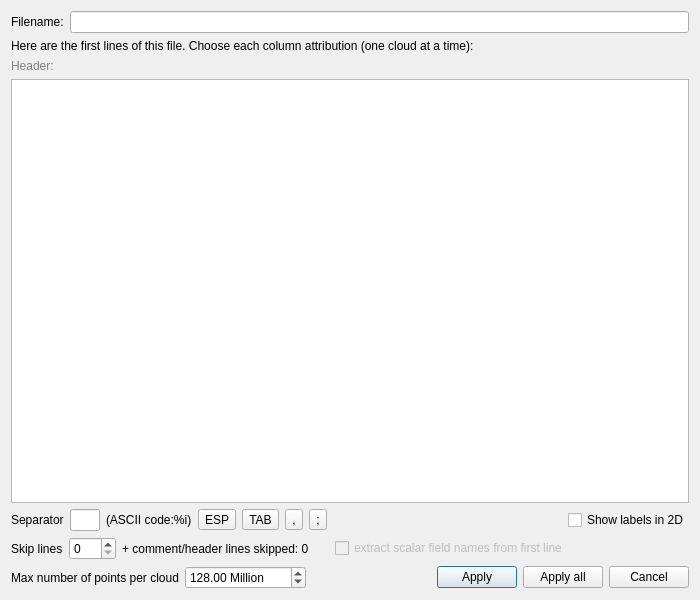
The window that libs/qCC_io/ui_templates/openAsciiFileDlg.ui (CloudCompare/CloudCompare) describes before a commit, drawn with Qt 5.
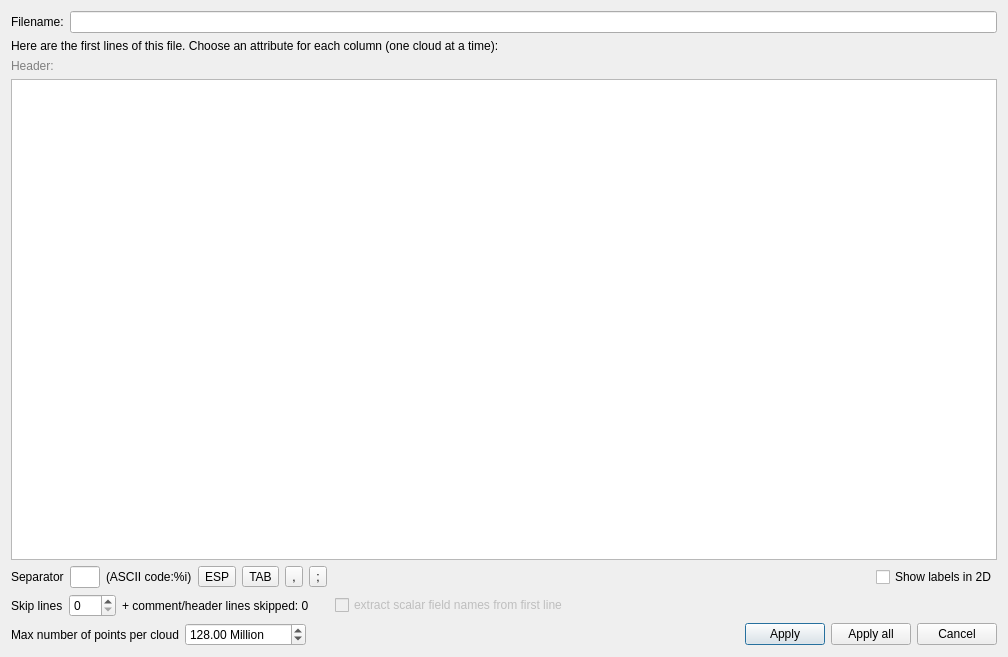
The same window after the commit.

Commit message:
Use a scroll area in the ASCII dialog to better handle a large number of columns
When there are many columns, the dialog currently has one of two issues:

- all the columns are squished together which makes it's fairly unusable
- massively wide dialog (on macOS) which would crash under Qt 5.9.x and display an unusable dialog on Qt 5.12

This fixes the problems by putting the table in a scroll area.

Addresses the crashing part of issue #801.

What changed in the file:
```diff
--- a/libs/qCC_io/ui_templates/openAsciiFileDlg.ui
+++ b/libs/qCC_io/ui_templates/openAsciiFileDlg.ui
@@ -6,12 +6,12 @@
    <rect>
     <x>0</x>
     <y>0</y>
-    <width>700</width>
-    <height>600</height>
+    <width>1008</width>
+    <height>657</height>
    </rect>
   </property>
   <property name="sizePolicy">
-   <sizepolicy hsizetype="Expanding" vsizetype="Fixed">
+   <sizepolicy hsizetype="Preferred" vsizetype="Fixed">
     <horstretch>0</horstretch>
     <verstretch>0</verstretch>
    </sizepolicy>
@@ -47,7 +47,7 @@
    <item>
     <widget class="QLabel" name="label">
      <property name="text">
-      <string>Here are the first lines of this file. Choose each column attribution (one cloud at a time):</string>
+      <string>Here are the first lines of this file. Choose an attribute for each column (one cloud at a time):</string>
      </property>
     </widget>
    </item>
@@ -62,6 +62,36 @@
     </widget>
    </item>
    <item>
+    <widget class="QScrollArea" name="scrollArea">
+     <property name="frameShape">
+      <enum>QFrame::NoFrame</enum>
+     </property>
+     <property name="widgetResizable">
+      <bool>true</bool>
+     </property>
+     <widget class="QWidget" name="scrollAreaWidgetContents">
+      <property name="geometry">
+       <rect>
+        <x>0</x>
+        <y>0</y>
+        <width>984</width>
+        <height>430</height>
+       </rect>
+      </property>
+      <layout class="QVBoxLayout" name="verticalLayout_2">
+       <property name="leftMargin">
+        <number>0</number>
+       </property>
+       <property name="topMargin">
+        <number>0</number>
+       </property>
+       <property name="rightMargin">
+        <number>0</number>
+       </property>
+       <property name="bottomMargin">
+        <number>0</number>
+       </property>
+       <item>
     <widget class="QTableWidget" name="tableWidget">
      <property name="editTriggers">
       <set>QAbstractItemView::NoEditTriggers</set>
@@ -75,12 +105,13 @@
      <property name="cornerButtonEnabled">
       <bool>false</bool>
      </property>
-     <property name="rowCount">
-      <number>0</number>
-     </property>
      <attribute name="verticalHeaderVisible">
       <bool>false</bool>
      </attribute>
+        </widget>
+       </item>
+      </layout>
+     </widget>
     </widget>
    </item>
    <item>
```
Lines whose indentation alone changed are shown as unchanged. The commit also changes 2 other files.
